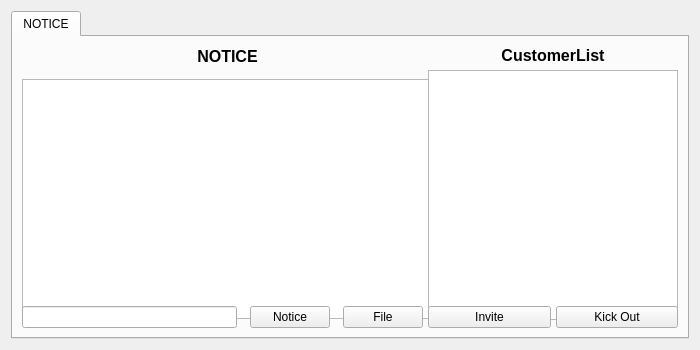
AndaCondaa/Project_CustomerManagementApp, file CustomerManagementAPP/AdminChat/adminchat.ui: the form before one commit.
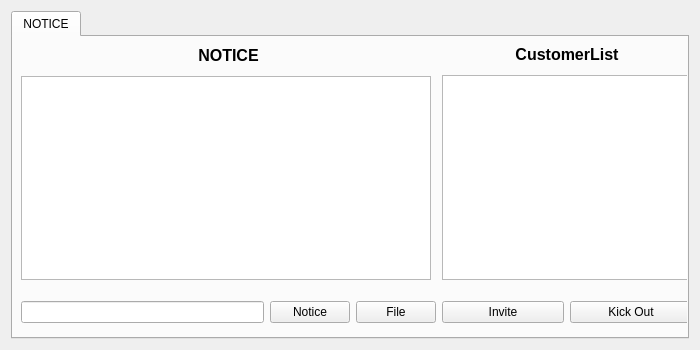
The form after the commit.

```diff
--- a/CustomerManagementAPP/AdminChat/adminchat.ui
+++ b/CustomerManagementAPP/AdminChat/adminchat.ui
@@ -237,21 +237,22 @@
           <attribute name="title">
            <string>NOTICE</string>
           </attribute>
-          <layout class="QGridLayout" name="gridLayout_4">
-           <item row="0" column="0">
+          <widget class="QWidget" name="">
+           <property name="geometry">
+            <rect>
+             <x>8</x>
+             <y>8</y>
+             <width>671</width>
+             <height>278</height>
+            </rect>
+           </property>
             <layout class="QHBoxLayout" name="horizontalLayout_4">
-             <property name="spacing">
-              <number>5</number>
-             </property>
              <item>
-              <layout class="QVBoxLayout" name="verticalLayout_5">
-               <property name="spacing">
-                <number>13</number>
-               </property>
+             <layout class="QVBoxLayout" name="verticalLayout_6">
                <item>
                 <widget class="QLabel" name="noticeLabel">
                  <property name="sizePolicy">
-                  <sizepolicy hsizetype="Fixed" vsizetype="Fixed">
+                 <sizepolicy hsizetype="Preferred" vsizetype="Fixed">
                    <horstretch>0</horstretch>
                    <verstretch>0</verstretch>
                   </sizepolicy>
@@ -262,12 +263,6 @@
                    <height>20</height>
                   </size>
                  </property>
-                 <property name="maximumSize">
-                  <size>
-                   <width>411</width>
-                   <height>20</height>
-                  </size>
-                 </property>
                  <property name="font">
                   <font>
                    <pointsize>12</pointsize>
@@ -282,27 +277,61 @@
                  </property>
                 </widget>
                </item>
+              <item>
+               <spacer name="verticalSpacer_4">
+                <property name="orientation">
+                 <enum>Qt::Vertical</enum>
+                </property>
+                <property name="sizeType">
+                 <enum>QSizePolicy::Fixed</enum>
+                </property>
+                <property name="sizeHint" stdset="0">
+                 <size>
+                  <width>20</width>
+                  <height>5</height>
+                 </size>
+                </property>
+               </spacer>
+              </item>
                <item>
                 <widget class="QTableView" name="noticeBoard">
                  <property name="sizePolicy">
-                  <sizepolicy hsizetype="Fixed" vsizetype="Fixed">
+                 <sizepolicy hsizetype="Preferred" vsizetype="Preferred">
                    <horstretch>0</horstretch>
                    <verstretch>0</verstretch>
                   </sizepolicy>
                  </property>
                  <property name="minimumSize">
                   <size>
-                   <width>410</width>
-                   <height>240</height>
+                  <width>0</width>
+                  <height>0</height>
                   </size>
                  </property>
                  <property name="maximumSize">
                   <size>
                    <width>410</width>
-                   <height>240</height>
+                  <height>300</height>
                   </size>
                  </property>
                 </widget>
+              </item>
+              <item>
+               <layout class="QVBoxLayout" name="verticalLayout_4">
+                <item>
+                 <spacer name="verticalSpacer_3">
+                  <property name="orientation">
+                   <enum>Qt::Vertical</enum>
+                  </property>
+                  <property name="sizeType">
+                   <enum>QSizePolicy::Fixed</enum>
+                  </property>
+                  <property name="sizeHint" stdset="0">
+                   <size>
+                    <width>20</width>
+                    <height>15</height>
+                   </size>
+                  </property>
+                 </spacer>
                </item>
                <item>
                 <layout class="QHBoxLayout" name="horizontalLayout_3">
@@ -327,13 +356,18 @@
                </item>
               </layout>
              </item>
+             </layout>
+            </item>
              <item>
-              <layout class="QVBoxLayout" name="verticalLayout_4">
-               <property name="spacing">
-                <number>5</number>
-               </property>
+             <layout class="QVBoxLayout" name="verticalLayout_7">
                <item>
                 <widget class="QLabel" name="customerListLabel">
+                <property name="sizePolicy">
+                 <sizepolicy hsizetype="Preferred" vsizetype="Fixed">
+                  <horstretch>0</horstretch>
+                  <verstretch>0</verstretch>
+                 </sizepolicy>
+                </property>
                  <property name="font">
                   <font>
                    <pointsize>12</pointsize>
@@ -348,10 +382,26 @@
                  </property>
                 </widget>
                </item>
+              <item>
+               <spacer name="verticalSpacer_6">
+                <property name="orientation">
+                 <enum>Qt::Vertical</enum>
+                </property>
+                <property name="sizeType">
+                 <enum>QSizePolicy::Fixed</enum>
+                </property>
+                <property name="sizeHint" stdset="0">
+                 <size>
+                  <width>20</width>
+                  <height>5</height>
+                 </size>
+                </property>
+               </spacer>
+              </item>
                <item>
                 <widget class="QTableView" name="customerTableView">
                  <property name="sizePolicy">
-                  <sizepolicy hsizetype="Fixed" vsizetype="Fixed">
+                 <sizepolicy hsizetype="Preferred" vsizetype="MinimumExpanding">
                    <horstretch>0</horstretch>
                    <verstretch>0</verstretch>
                   </sizepolicy>
@@ -359,13 +409,13 @@
                  <property name="minimumSize">
                   <size>
                    <width>250</width>
-                   <height>250</height>
+                  <height>0</height>
                   </size>
                  </property>
                  <property name="maximumSize">
                   <size>
                    <width>250</width>
-                   <height>250</height>
+                  <height>300</height>
                   </size>
                  </property>
                  <property name="baseSize">
@@ -377,6 +427,24 @@
                 </widget>
                </item>
                <item>
+               <layout class="QVBoxLayout" name="verticalLayout_5">
+                <item>
+                 <spacer name="verticalSpacer_5">
+                  <property name="orientation">
+                   <enum>Qt::Vertical</enum>
+                  </property>
+                  <property name="sizeType">
+                   <enum>QSizePolicy::Fixed</enum>
+                  </property>
+                  <property name="sizeHint" stdset="0">
+                   <size>
+                    <width>20</width>
+                    <height>15</height>
+                   </size>
+                  </property>
+                 </spacer>
+                </item>
+                <item>
                 <layout class="QHBoxLayout" name="horizontalLayout_2">
                  <item>
                   <widget class="QPushButton" name="inviteButton">
@@ -411,6 +479,7 @@
             </layout>
            </item>
           </layout>
+          </widget>
          </widget>
         </widget>
        </item>
```
Lines whose indentation alone changed are shown as unchanged.
